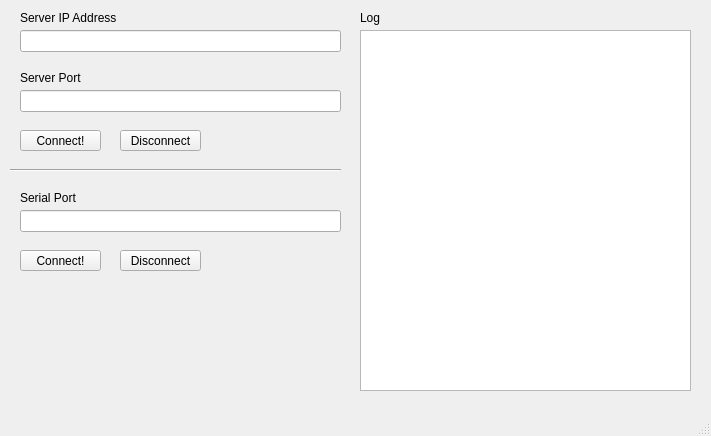
This is client-app/mainwindow.ui in Team-Redstoners/wirecraft as Qt 5 draws it before an edit. The edited form follows.
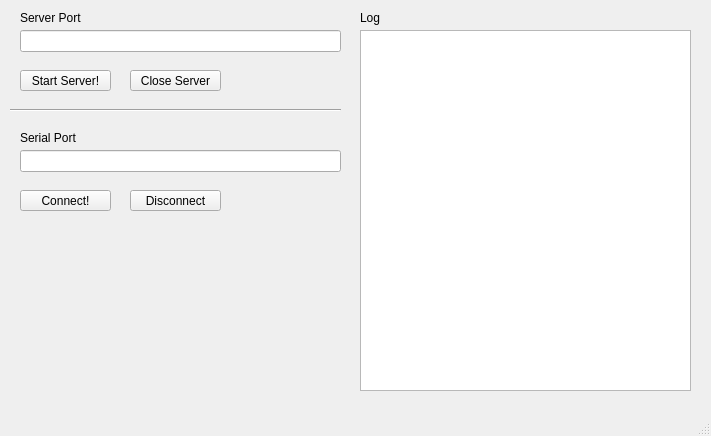
This is the edited form.

Commit message: Modify app to act as server rather than client

What changed in the file:
```diff
--- a/client-app/mainwindow.ui
+++ b/client-app/mainwindow.ui
@@ -14,34 +14,11 @@
    <string>MainWindow</string>
   </property>
   <widget class="QWidget" name="centralwidget">
-   <widget class="QLineEdit" name="ipAddrLineEdit">
-    <property name="geometry">
-     <rect>
-      <x>20</x>
-      <y>30</y>
-      <width>321</width>
-      <height>22</height>
-     </rect>
-    </property>
-   </widget>
-   <widget class="QLabel" name="ipAddrLabel">
-    <property name="geometry">
-     <rect>
-      <x>20</x>
-      <y>10</y>
-      <width>321</width>
-      <height>16</height>
-     </rect>
-    </property>
-    <property name="text">
-     <string>Server IP Address</string>
-    </property>
-   </widget>
    <widget class="QLabel" name="portLabel">
     <property name="geometry">
      <rect>
       <x>20</x>
-      <y>70</y>
+      <y>10</y>
       <width>321</width>
       <height>16</height>
      </rect>
@@ -54,7 +31,7 @@
     <property name="geometry">
      <rect>
       <x>20</x>
-      <y>90</y>
+      <y>30</y>
       <width>321</width>
       <height>22</height>
      </rect>
@@ -64,13 +41,13 @@
     <property name="geometry">
      <rect>
       <x>20</x>
-      <y>130</y>
-      <width>81</width>
+      <y>70</y>
+      <width>91</width>
       <height>21</height>
      </rect>
     </property>
     <property name="text">
-     <string>Connect!</string>
+     <string>Start Server!</string>
     </property>
    </widget>
    <widget class="QLabel" name="logLabel">
@@ -102,21 +79,21 @@
    <widget class="QPushButton" name="serverDisconnectPushButton">
     <property name="geometry">
      <rect>
-      <x>120</x>
-      <y>130</y>
-      <width>81</width>
+      <x>130</x>
+      <y>70</y>
+      <width>91</width>
       <height>21</height>
      </rect>
     </property>
     <property name="text">
-     <string>Disconnect</string>
+     <string>Close Server</string>
     </property>
    </widget>
    <widget class="QLineEdit" name="serialPortLineEdit">
     <property name="geometry">
      <rect>
       <x>20</x>
-      <y>210</y>
+      <y>150</y>
       <width>321</width>
       <height>22</height>
      </rect>
@@ -126,7 +103,7 @@
     <property name="geometry">
      <rect>
       <x>20</x>
-      <y>190</y>
+      <y>130</y>
       <width>321</width>
       <height>16</height>
      </rect>
@@ -139,7 +116,7 @@
     <property name="geometry">
      <rect>
       <x>10</x>
-      <y>160</y>
+      <y>100</y>
       <width>331</width>
       <height>20</height>
      </rect>
@@ -152,8 +129,8 @@
     <property name="geometry">
      <rect>
       <x>20</x>
-      <y>250</y>
-      <width>81</width>
+      <y>190</y>
+      <width>91</width>
       <height>21</height>
      </rect>
     </property>
@@ -164,9 +141,9 @@
    <widget class="QPushButton" name="serialDisconnectPushButton">
     <property name="geometry">
      <rect>
-      <x>120</x>
-      <y>250</y>
-      <width>81</width>
+      <x>130</x>
+      <y>190</y>
+      <width>91</width>
       <height>21</height>
      </rect>
     </property>
```
Left out of the diff: 6 changed lines with no effect on the pictures. The commit also changes 4 other files.
